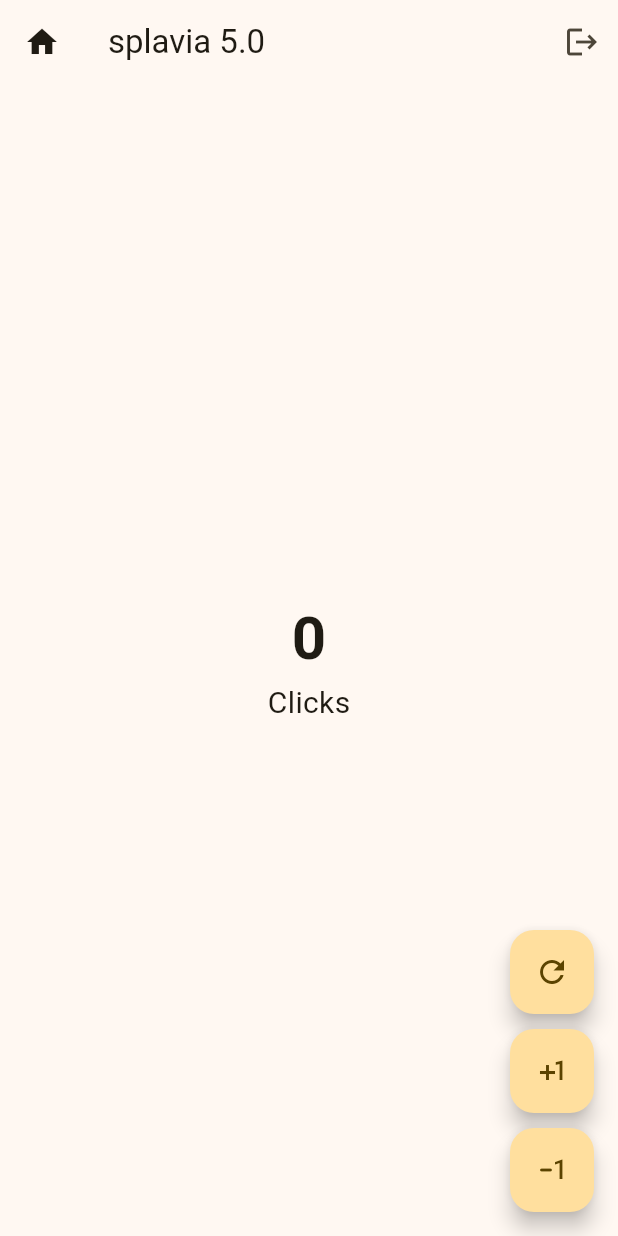
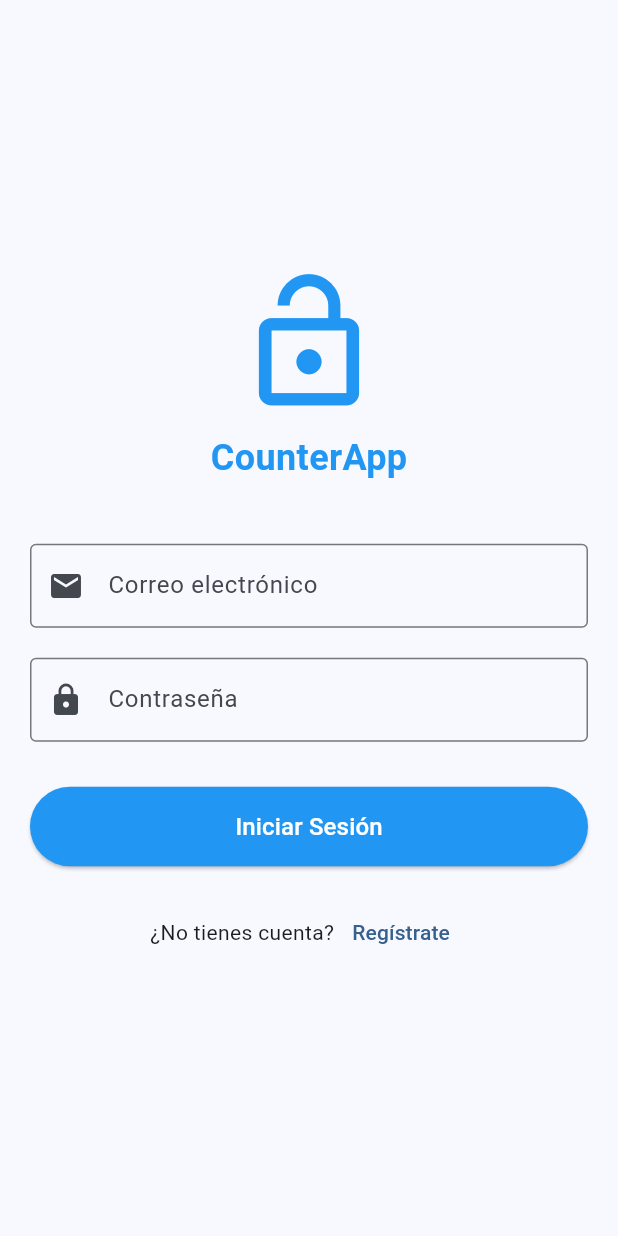
Before and after one commit to Isaac-15/Desarrollo-movil, a Flutter app: the screen it shows after launch, on a phone screen of 412 x 824 dp. Run offline on Flutter 3.47's test engine with Material 3 defaults, Android fonts, the phone set to English and light mode, and no system bars.

Commit message:
actividad 2 otra vez

```diff
--- a/lib/main.dart
+++ b/lib/main.dart
@@ -1,103 +1,23 @@
-import 'dart:io';
 import 'package:flutter/material.dart';
+import 'screens/login_screen.dart';
 
 void main() {
   runApp(const MyApp());
 }
 
-class MyApp extends StatefulWidget {
+class MyApp extends StatelessWidget {
   const MyApp({super.key});
-
-  @override
-  State<MyApp> createState() => _MyAppState();
-}
-
-class _MyAppState extends State<MyApp> {
-  int counter = 0;
 
   @override
   Widget build(BuildContext context) {
     return MaterialApp(
-      title: 'unitecnar 5.0',
+      title: 'CounterApp',
       debugShowCheckedModeBanner: false,
       theme: ThemeData(
         useMaterial3: true,
-        colorSchemeSeed: Colors.amber,
+        colorSchemeSeed: Colors.blue,
       ),
-      home: Scaffold(
-        appBar: AppBar(
-          title: const Text('splavia 5.0'),
-          actions: [
-            IconButton(
-              onPressed: () => exit(0),
-              icon: const Icon(Icons.logout),
-            )
-          ],
-          leading: const Icon(Icons.home),
-        ),
-        body: Center(
-          child: Column(
-            mainAxisAlignment: MainAxisAlignment.center,
-            children: [
-              Text(
-                '$counter',
-                style: const TextStyle(fontSize: 40, fontWeight: FontWeight.bold),
-              ),
-              Text(
-                'Click${counter == 1 ? '' : 's'}',
-                style: const TextStyle(fontSize: 20),
-              ),
-            ],
-          ),
-        ),
-
-        floatingActionButton: Column(
-          mainAxisAlignment: MainAxisAlignment.end,
-          children: [
-            _CustomButton(
-              icon: Icons.refresh,
-              onPressed: () {
-                setState(() => counter = 0);
-              },
-            ),
-            const SizedBox(height: 10),
-            _CustomButton(
-              icon: Icons.plus_one,
-              onPressed: () {
-                setState(() => counter++);
-              },
-            ),
-            const SizedBox(height: 10),
-            _CustomButton(
-              icon: Icons.exposure_minus_1_rounded,
-              onPressed: () {
-                if (counter > 0) {
-                  setState(() => counter--);
-                }
-              },
-            ),
-          ],
-        ),
-      ),
+      home: const LoginScreen(),
     );
   }
 }
-
-
-class _CustomButton extends StatelessWidget {
-  final IconData icon;
-  final VoidCallback onPressed;
-
-  const _CustomButton({
-    required this.icon,
-    required this.onPressed,
-  });
-
-  @override
-  Widget build(BuildContext context) {
-    return FloatingActionButton(
-      onPressed: onPressed,
-      child: Icon(icon),
-    );
-  }
-}
--- /dev/null
+++ b/lib/screens/login_screen.dart
@@ -0,0 +1,81 @@
+import 'package:flutter/material.dart';
+import 'register_screen.dart';
+import 'counter_screen.dart';
+
+class LoginScreen extends StatelessWidget {
+  const LoginScreen({super.key});
+
+  @override
+  Widget build(BuildContext context) {
+    return Scaffold(
+      body: Center(
+        child: SingleChildScrollView(
+          padding: const EdgeInsets.all(20.0),
+          child: Column(
+            mainAxisAlignment: MainAxisAlignment.center,
+            children: [
+              const Icon(Icons.lock_open, size: 100, color: Colors.blue),
+              const SizedBox(height: 10),
+              const Text(
+                'CounterApp',
+                style: TextStyle(fontSize: 24, fontWeight: FontWeight.bold, color: Colors.blue),
+              ),
+              const SizedBox(height: 40),
+              TextFormField(
+                decoration: const InputDecoration(
+                  labelText: 'Correo electrónico',
+                  prefixIcon: Icon(Icons.email),
+                  border: OutlineInputBorder(),
+                ),
+              ),
+              const SizedBox(height: 20),
+              TextFormField(
+                obscureText: true,
+                decoration: const InputDecoration(
+                  labelText: 'Contraseña',
+                  prefixIcon: Icon(Icons.lock),
+                  border: OutlineInputBorder(),
+                ),
+              ),
+              const SizedBox(height: 30),
+              SizedBox(
+                width: double.infinity,
+                child: ElevatedButton(
+                  style: ElevatedButton.styleFrom(
+                    backgroundColor: Colors.blue,
+                    foregroundColor: Colors.white,
+                    padding: const EdgeInsets.symmetric(vertical: 15),
+                  ),
+                  onPressed: () {
+                    // Navegar al contador y eliminar historial de navegación
+                    Navigator.pushReplacement(
+                      context,
+                      MaterialPageRoute(builder: (context) => const CounterScreen()),
+                    );
+                  },
+                  child: const Text('Iniciar Sesión', style: TextStyle(fontSize: 16)),
+                ),
+              ),
+              const SizedBox(height: 20),
+              Row(
+                mainAxisAlignment: MainAxisAlignment.center,
+                children: [
+                  const Text('¿No tienes cuenta?'),
+                  TextButton(
+                    onPressed: () {
+                      Navigator.push(
+                        context,
+                        MaterialPageRoute(builder: (context) => const RegisterScreen()),
+                      );
+                    },
+                    child: const Text('Regístrate'),
+                  ),
+                ],
+              ),
+            ],
+          ),
+        ),
+      ),
+    );
+  }
+}
```
Also changed, not shown: lib/screens/counter_screen.dart (added, +126 -0 lines), lib/screens/profile_screen.dart (added, +66 -0 lines), lib/screens/register_screen.dart (added, +72 -0 lines), lib/widgets/custom_button.dart (added, +25 -0 lines).
